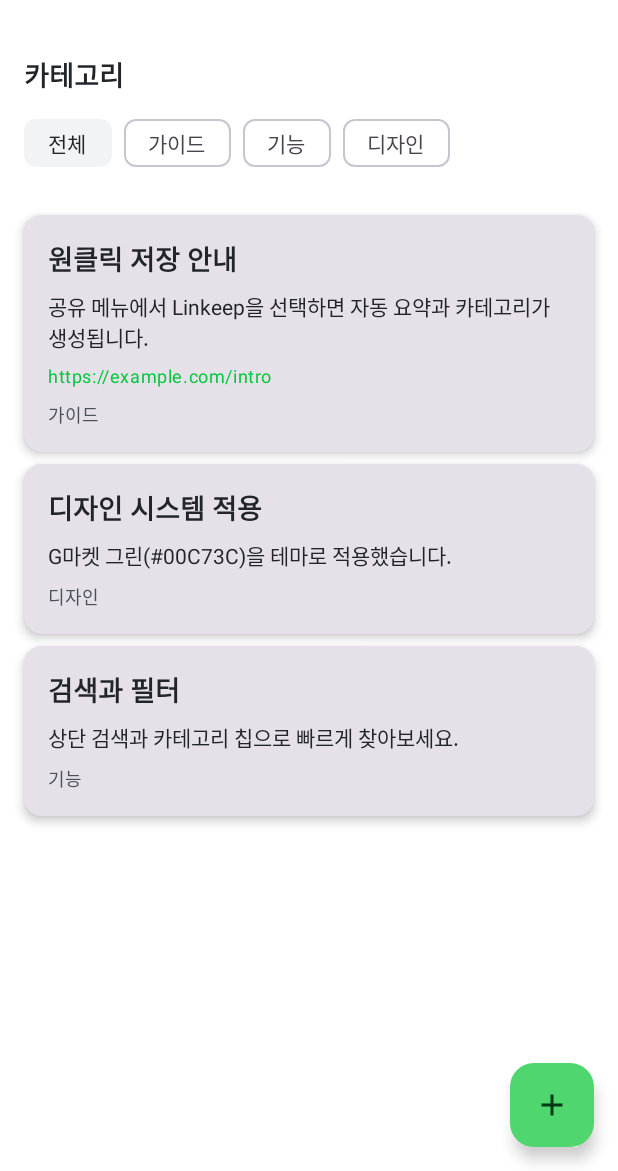
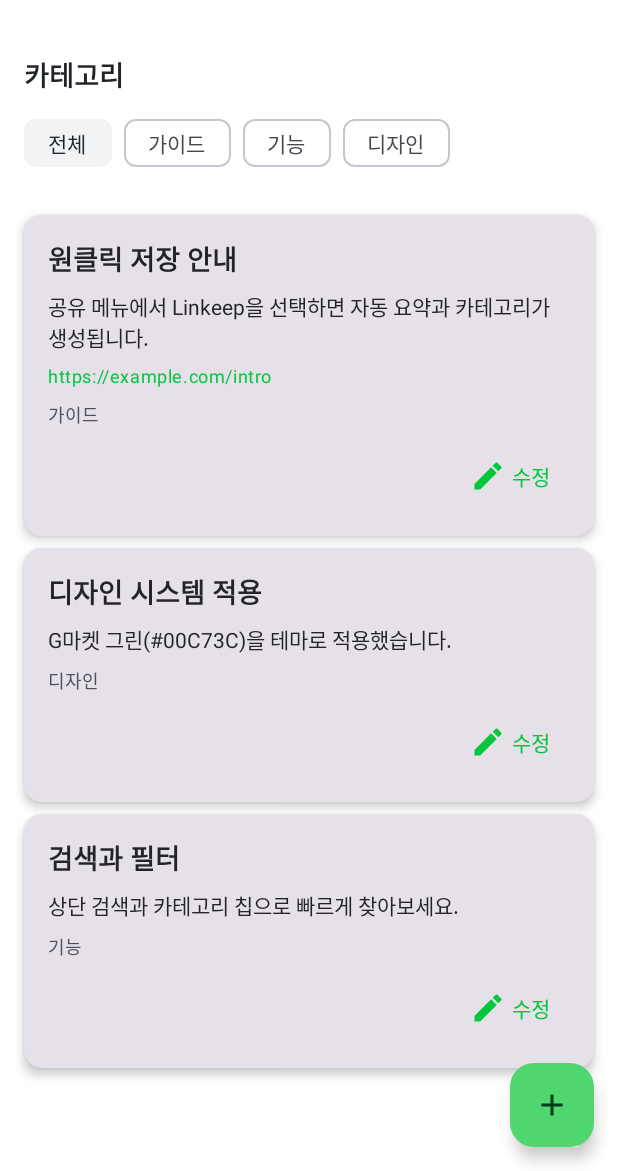
Before and after one commit to asderio-spec/linkeep-memo, an Android app built with Jetpack Compose: the screen it shows after launch (MainActivity), on a phone screen of 412 x 824 dp, the part 65-1236 px from its top. Run offline under Robolectric (Android 15) with nearby library versions, the phone set to English and light mode, and no system bars; our stand-ins replace Dagger/Hilt's generated code, Room's generated code.

Commit message:
공유 인텐트 수신/자동 저장, 썸네일 필드 및 마이그레이션, 메모 수정 UI 액션, 앱 아이콘 갱신

```diff
--- a/app/src/main/java/com/linkeep/memo/data/db/MemoDatabase.kt
+++ b/app/src/main/java/com/linkeep/memo/data/db/MemoDatabase.kt
@@ -4,7 +4,7 @@ import androidx.room.Database
 import androidx.room.RoomDatabase
 import com.linkeep.memo.data.model.Memo
 
-@Database(entities = [Memo::class], version = 1)
+@Database(entities = [Memo::class], version = 2)
 abstract class MemoDatabase : RoomDatabase() {
     abstract fun memoDao(): MemoDao
 }
--- a/app/src/main/java/com/linkeep/memo/data/model/Memo.kt
+++ b/app/src/main/java/com/linkeep/memo/data/model/Memo.kt
@@ -11,5 +11,6 @@ data class Memo(
     val content: String,
     val link: String? = null,
     val category: String,
+    val thumbnailUrl: String? = null,
     val createdAt: Long = System.currentTimeMillis()
 )
--- a/app/src/main/java/com/linkeep/memo/di/AppModule.kt
+++ b/app/src/main/java/com/linkeep/memo/di/AppModule.kt
@@ -5,6 +5,8 @@ import androidx.room.Room
 import com.linkeep.memo.data.api.OpenAIService
 import com.linkeep.memo.data.db.MemoDatabase
 import com.linkeep.memo.data.db.MemoDao
+import androidx.room.migration.Migration
+import androidx.sqlite.db.SupportSQLiteDatabase
 import dagger.Module
 import dagger.Provides
 import dagger.hilt.InstallIn
@@ -25,11 +27,16 @@ object AppModule {
     fun provideMemoDatabase(
         @ApplicationContext context: Context
     ): MemoDatabase {
+        val migration1to2 = object : Migration(1, 2) {
+            override fun migrate(db: SupportSQLiteDatabase) {
+                db.execSQL("ALTER TABLE memos ADD COLUMN thumbnailUrl TEXT")
+            }
+        }
         return Room.databaseBuilder(
             context,
             MemoDatabase::class.java,
             "memo_database"
-        ).build()
+        ).addMigrations(migration1to2).build()
     }
 
     @Provides
--- a/app/src/main/java/com/linkeep/memo/ui/screens/MainScreen.kt
+++ b/app/src/main/java/com/linkeep/memo/ui/screens/MainScreen.kt
@@ -8,6 +8,7 @@ import androidx.compose.foundation.lazy.LazyColumn
 import androidx.compose.foundation.lazy.items
 import androidx.compose.material.icons.Icons
 import androidx.compose.material.icons.filled.Add
+import androidx.compose.material.icons.filled.Edit
 import androidx.compose.material.icons.filled.Search
 import androidx.compose.material3.*
 import androidx.compose.runtime.*
@@ -97,7 +98,10 @@ fun MainScreen(
                         Spacer(modifier = Modifier.height(16.dp))
                     }
                     items(memos) { memo ->
-                        MemoItem(memo = memo)
+                        MemoItem(
+                            memo = memo,
+                            onEdit = { updated -> viewModel.updateMemo(updated) }
+                        )
                     }
                 }
             }
@@ -140,7 +144,7 @@ private fun CategoryRow(
 }
 
 @Composable
-fun MemoItem(memo: Memo) {
+fun MemoItem(memo: Memo, onEdit: (Memo) -> Unit = {}) {
     Card(
         modifier = Modifier.fillMaxWidth(),
         elevation = CardDefaults.cardElevation(defaultElevation = 4.dp)
@@ -173,6 +177,17 @@ fun MemoItem(memo: Memo) {
                 style = MaterialTheme.typography.labelMedium,
                 color = MaterialTheme.colorScheme.secondary
             )
+            Spacer(modifier = Modifier.height(8.dp))
+            Row(horizontalArrangement = Arrangement.End, modifier = Modifier.fillMaxWidth()) {
+                TextButton(onClick = {
+                    // 간단한 인라인 수정(제목 뒤에 * 추가 예시). 실제로는 별도 Dialog를 권장
+                    onEdit(memo.copy(title = memo.title + " *"))
+                }) {
+                    Icon(Icons.Default.Edit, contentDescription = "Edit")
+                    Spacer(modifier = Modifier.width(4.dp))
+                    Text("수정")
+                }
+            }
         }
     }
 }
--- /dev/null
+++ b/app/src/main/res/mipmap-anydpi-v26/ic_launcher.xml
@@ -0,0 +1,5 @@
+<?xml version="1.0" encoding="utf-8"?>
+<adaptive-icon xmlns:android="http://schemas.android.com/apk/res/android">
+    <background android:drawable="@color/ic_launcher_background" />
+    <foreground android:drawable="@drawable/ic_launcher_foreground" />
+</adaptive-icon>
--- /dev/null
+++ b/app/src/main/res/values/ic_launcher_background.xml
@@ -0,0 +1,4 @@
+<?xml version="1.0" encoding="utf-8"?>
+<resources>
+    <color name="ic_launcher_background">#FFFFFF</color>
+</resources>
```
Also changed, not shown: app/src/main/AndroidManifest.xml (+17 -2 lines), app/src/main/java/com/linkeep/memo/ShareReceiverActivity.kt (added, +70 -0 lines), app/src/main/res/drawable/ic_launcher_foreground.xml (added, +20 -0 lines).
